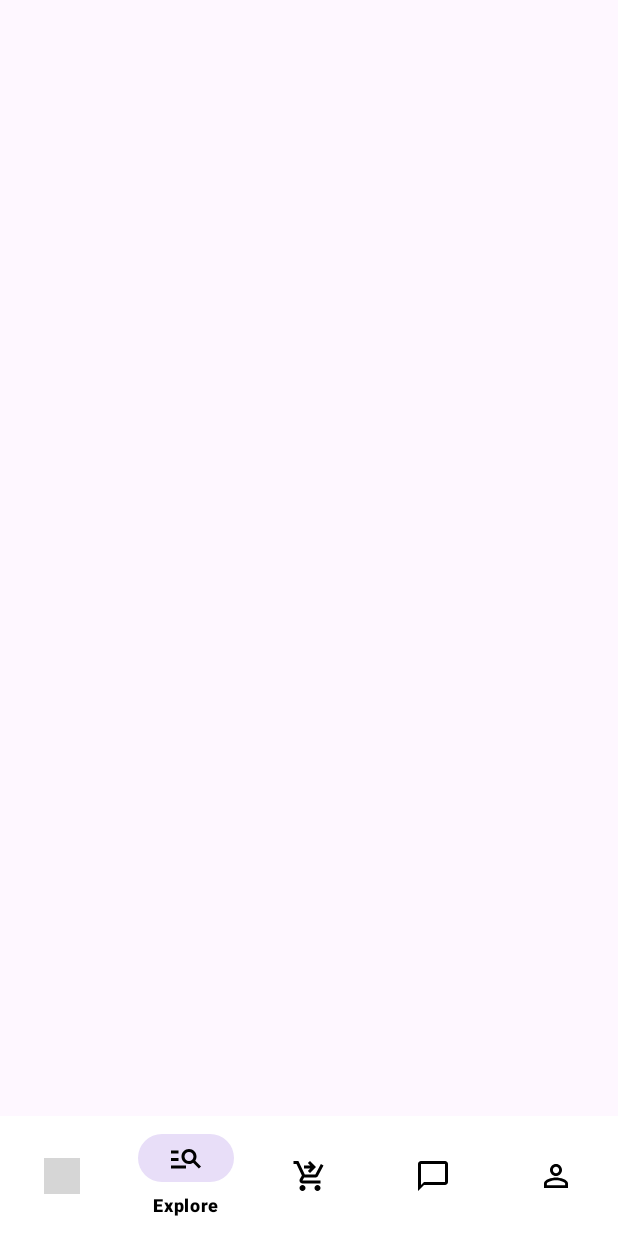
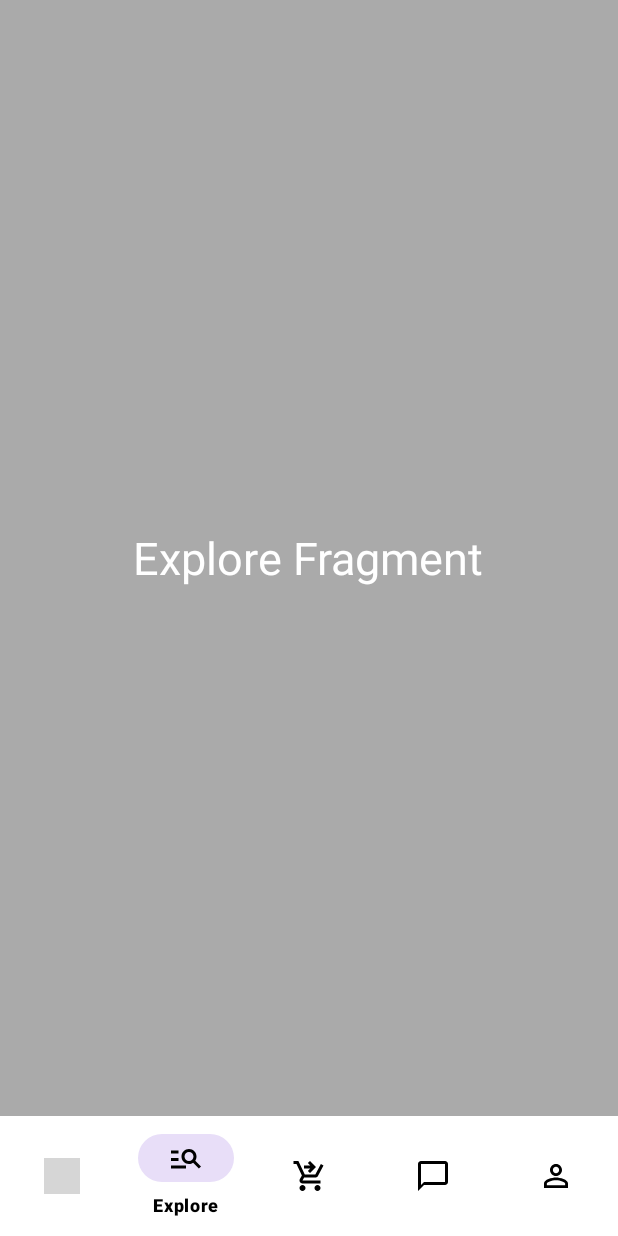
Before and after one commit to nhduchuy2306/prm-project, an Android app: the screen it shows after launch (MainActivity), item 2 of the bottom bar chosen, on a phone screen of 412 x 824 dp. Run offline under Robolectric (Android 15) with nearby library versions, the phone set to English and light mode, and no system bars; grey boxes are pictures that could not be loaded.

Commit message:
Viewpager2 and bottom navigation

```diff
--- a/app/src/main/java/com/example/gearmobile/MainActivity.java
+++ b/app/src/main/java/com/example/gearmobile/MainActivity.java
@@ -1,39 +1,57 @@
 package com.example.gearmobile;
 
 import androidx.appcompat.app.AppCompatActivity;
+import androidx.viewpager2.widget.ViewPager2;
 
 import android.os.Bundle;
-import android.widget.Toast;
 
+import com.example.gearmobile.adapters.ViewPagerAdapter;
 import com.google.android.material.bottomnavigation.BottomNavigationView;
 
 public class MainActivity extends AppCompatActivity {
 
-    private BottomNavigationView bottomNavigationView;
+    private BottomNavigationView mBottomNavigationView;
+    private ViewPager2 mViewPager;
 
     @Override
     protected void onCreate(Bundle savedInstanceState) {
         super.onCreate(savedInstanceState);
         setContentView(R.layout.activity_main);
 
-        bottomNavigationView = findViewById(R.id.bottom_navigation);
-        bottomNavigationView.setOnItemSelectedListener(item -> {
+        mBottomNavigationView = findViewById(R.id.bottom_navigation);
+        mViewPager = findViewById(R.id.view_pager);
+
+        setupViewPager();
+
+        mBottomNavigationView.setOnItemSelectedListener(item -> {
             if(item.getItemId() == R.id.navigation_home) {
-                Toast.makeText(MainActivity.this, "Home Screen", Toast.LENGTH_SHORT).show();
+                mViewPager.setCurrentItem(0);
             }
             else if(item.getItemId() == R.id.navigation_explore) {
-                Toast.makeText(MainActivity.this, "Explore Screen", Toast.LENGTH_SHORT).show();
+                mViewPager.setCurrentItem(1);
             }
             else if(item.getItemId() == R.id.navigation_cart) {
-                Toast.makeText(MainActivity.this, "Cart Screen", Toast.LENGTH_SHORT).show();
+                mViewPager.setCurrentItem(2);
             }
             else if(item.getItemId() == R.id.navigation_chat) {
-                Toast.makeText(MainActivity.this, "Chat Screen", Toast.LENGTH_SHORT).show();
+                mViewPager.setCurrentItem(3);
             }
             else {
-                Toast.makeText(MainActivity.this, "Profile Screen", Toast.LENGTH_SHORT).show();
+                mViewPager.setCurrentItem(4);
             }
             return true;
         });
     }
+
+    private void setupViewPager() {
+        ViewPagerAdapter adapter = new ViewPagerAdapter(this);
+        mViewPager.setAdapter(adapter);
+
+        mViewPager.registerOnPageChangeCallback(new ViewPager2.OnPageChangeCallback() {
+            @Override
+            public void onPageSelected(int position) {
+                mBottomNavigationView.getMenu().getItem(position).setChecked(true);
+            }
+        });
+    }
 }
--- /dev/null
+++ b/app/src/main/java/com/example/gearmobile/adapters/ViewPagerAdapter.java
@@ -0,0 +1,51 @@
+package com.example.gearmobile.adapters;
+
+import androidx.annotation.NonNull;
+import androidx.fragment.app.Fragment;
+import androidx.fragment.app.FragmentActivity;
+import androidx.fragment.app.FragmentManager;
+import androidx.lifecycle.Lifecycle;
+import androidx.viewpager2.adapter.FragmentStateAdapter;
+
+import com.example.gearmobile.fragments.CartFragment;
+import com.example.gearmobile.fragments.ChatFragment;
+import com.example.gearmobile.fragments.ExploreFragment;
+import com.example.gearmobile.fragments.HomeFragment;
+import com.example.gearmobile.fragments.ProfileFragment;
+
+public class ViewPagerAdapter extends FragmentStateAdapter {
+
+
+    public ViewPagerAdapter(@NonNull FragmentActivity fragmentActivity) {
+        super(fragmentActivity);
+    }
+
+    @NonNull
+    @Override
+    public Fragment createFragment(int position) {
+            Fragment fragment = null;
+            switch(position) {
+                case 1:
+                    fragment = new ExploreFragment();
+                    break;
+                case 2:
+                    fragment = new CartFragment();
+                    break;
+                case 3:
+                    fragment = new ChatFragment();
+                    break;
+                case 4:
+                    fragment = new ProfileFragment();
+                    break;
+                default:
+                    fragment = new HomeFragment();
+                    break;
+            }
+            return fragment;
+    }
+
+    @Override
+    public int getItemCount() {
+        return 5;
+    }
+}
--- /dev/null
+++ b/app/src/main/java/com/example/gearmobile/fragments/CartFragment.java
@@ -0,0 +1,25 @@
+package com.example.gearmobile.fragments;
+
+import android.os.Bundle;
+import android.view.LayoutInflater;
+import android.view.View;
+import android.view.ViewGroup;
+
+import androidx.annotation.NonNull;
+import androidx.annotation.Nullable;
+import androidx.fragment.app.Fragment;
+
+import com.example.gearmobile.R;
+
+public class CartFragment extends Fragment {
+
+    @Nullable
+    @Override
+    public View onCreateView(
+            @NonNull LayoutInflater inflater,
+            @Nullable ViewGroup container,
+            @Nullable Bundle savedInstanceState) {
+        View view = inflater.inflate(R.layout.fragment_explore, container, false);
+        return view;
+    }
+}
--- /dev/null
+++ b/app/src/main/java/com/example/gearmobile/fragments/ExploreFragment.java
@@ -0,0 +1,25 @@
+package com.example.gearmobile.fragments;
+
+import android.os.Bundle;
+import android.view.LayoutInflater;
+import android.view.View;
+import android.view.ViewGroup;
+
+import androidx.annotation.NonNull;
+import androidx.annotation.Nullable;
+import androidx.fragment.app.Fragment;
+
+import com.example.gearmobile.R;
+
+public class ExploreFragment extends Fragment {
+
+    @Nullable
+    @Override
+    public View onCreateView(
+            @NonNull LayoutInflater inflater,
+            @Nullable ViewGroup container,
+            @Nullable Bundle savedInstanceState) {
+        View view = inflater.inflate(R.layout.fragment_explore,container,false);
+        return view;
+    }
+}
--- /dev/null
+++ b/app/src/main/java/com/example/gearmobile/fragments/HomeFragment.java
@@ -0,0 +1,25 @@
+package com.example.gearmobile.fragments;
+
+import android.os.Bundle;
+import android.view.LayoutInflater;
+import android.view.View;
+import android.view.ViewGroup;
+
+import androidx.annotation.NonNull;
+import androidx.annotation.Nullable;
+import androidx.fragment.app.Fragment;
+
+import com.example.gearmobile.R;
+
+public class HomeFragment extends Fragment {
+
+    @Nullable
+    @Override
+    public View onCreateView(
+            @NonNull LayoutInflater inflater,
+            @Nullable ViewGroup container,
+            @Nullable Bundle savedInstanceState) {
+        View view = inflater.inflate(R.layout.fragment_home, container, false);
+        return view;
+    }
+}
--- a/app/src/main/res/layout/activity_main.xml
+++ b/app/src/main/res/layout/activity_main.xml
@@ -5,6 +5,12 @@
     android:layout_width="match_parent"
     android:layout_height="match_parent"
     tools:context=".MainActivity">
+
+    <androidx.viewpager2.widget.ViewPager2
+        android:id="@+id/view_pager"
+        android:layout_width="match_parent"
+        android:layout_above="@id/bottom_navigation"
+        android:layout_height="match_parent"/>
 
     <com.google.android.material.bottomnavigation.BottomNavigationView
         android:id="@+id/bottom_navigation"
--- /dev/null
+++ b/app/src/main/res/layout/fragment_explore.xml
@@ -0,0 +1,15 @@
+<?xml version="1.0" encoding="utf-8"?>
+<RelativeLayout xmlns:android="http://schemas.android.com/apk/res/android"
+    android:layout_width="match_parent"
+    android:layout_height="match_parent"
+    android:background="@android:color/darker_gray">
+
+    <TextView
+        android:layout_width="wrap_content"
+        android:layout_height="wrap_content"
+        android:text="Explore Fragment"
+        android:layout_centerInParent="true"
+        android:textColor="@color/white"
+        android:textSize="30sp"/>
+
+</RelativeLayout>
--- a/app/src/main/res/values/themes.xml
+++ b/app/src/main/res/values/themes.xml
@@ -2,7 +2,7 @@
     <!-- Base application theme. -->
     <style name="Base.Theme.GearMobile" parent="Theme.Material3.DayNight.NoActionBar">
         <!-- Customize your light theme here. -->
-        <!-- <item name="colorPrimary">@color/my_light_primary</item> -->
+         <item name="colorPrimary">@android:color/holo_green_light</item>
     </style>
 
     <style name="Theme.GearMobile" parent="Base.Theme.GearMobile" />
```
Also changed, not shown: app/src/main/java/com/example/gearmobile/fragments/ChatFragment.java (added, +22 -0 lines), app/src/main/java/com/example/gearmobile/fragments/ProfileFragment.java (added, +25 -0 lines), app/src/main/res/layout/fragment_cart.xml (added, +15 -0 lines), app/src/main/res/layout/fragment_chat.xml (added, +15 -0 lines), app/src/main/res/layout/fragment_home.xml (added, +15 -0 lines), app/src/main/res/layout/fragment_profile.xml (added, +15 -0 lines).
